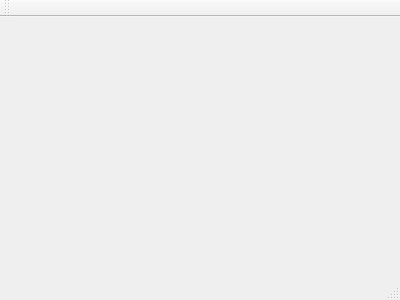
Jean-Renaud/Stockup, file mainwindow.ui: the form before one commit.
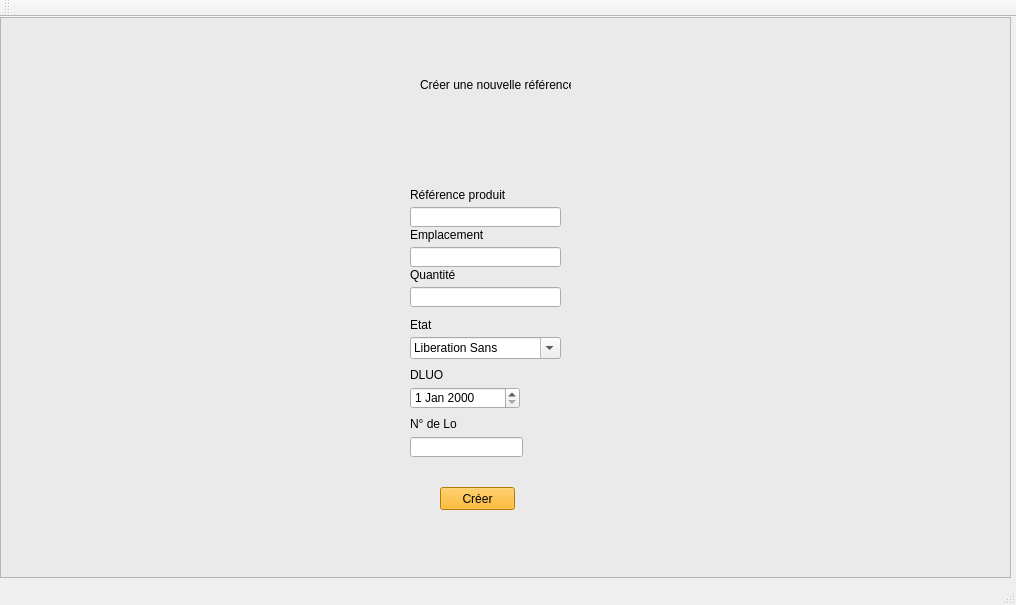
The form after the commit.

Diff of the .ui file:
```diff
--- a/mainwindow.ui
+++ b/mainwindow.ui
@@ -1,24 +1,224 @@
 <ui version="4.0">
  <class>MainWindow</class>
- <widget class="QMainWindow" name="MainWindow" >
-  <property name="geometry" >
+ <widget class="QMainWindow" name="MainWindow">
+  <property name="geometry">
    <rect>
     <x>0</x>
     <y>0</y>
-    <width>400</width>
-    <height>300</height>
+    <width>1016</width>
+    <height>605</height>
    </rect>
   </property>
   <property name="windowTitle" >
    <string>MainWindow</string>
   </property>
-  <widget class="QMenuBar" name="menuBar" />
-  <widget class="QToolBar" name="mainToolBar" />
-  <widget class="QWidget" name="centralWidget" />
-  <widget class="QStatusBar" name="statusBar" />
+  <widget class="QWidget" name="centralWidget">
+   <widget class="QGraphicsView" name="graphicsView">
+    <property name="geometry">
+     <rect>
+      <x>0</x>
+      <y>0</y>
+      <width>1011</width>
+      <height>561</height>
+     </rect>
+    </property>
+    <property name="styleSheet">
+     <string notr="true">background-color: rgb(234, 234, 234);</string>
+    </property>
+   </widget>
+   <widget class="QLineEdit" name="reference_Product">
+    <property name="geometry">
+     <rect>
+      <x>410</x>
+      <y>190</y>
+      <width>151</width>
+      <height>20</height>
+     </rect>
+    </property>
+    <property name="styleSheet">
+     <string notr="true">border-color: rgb(255, 170, 0);
+</string>
+    </property>
+   </widget>
+   <widget class="QLineEdit" name="location">
+    <property name="geometry">
+     <rect>
+      <x>410</x>
+      <y>230</y>
+      <width>151</width>
+      <height>20</height>
+     </rect>
+    </property>
+   </widget>
+   <widget class="QPushButton" name="button_Create">
+    <property name="geometry">
+     <rect>
+      <x>440</x>
+      <y>470</y>
+      <width>75</width>
+      <height>23</height>
+     </rect>
+    </property>
+    <property name="styleSheet">
+     <string notr="true">background-color: rgb(255, 170, 0);</string>
+    </property>
+    <property name="text">
+     <string>Créer</string>
+    </property>
+   </widget>
+   <widget class="QLabel" name="label">
+    <property name="geometry">
+     <rect>
+      <x>420</x>
+      <y>60</y>
+      <width>151</width>
+      <height>16</height>
+     </rect>
+    </property>
+    <property name="text">
+     <string>Créer une nouvelle référence:</string>
+    </property>
+   </widget>
+   <widget class="QLabel" name="label_2">
+    <property name="geometry">
+     <rect>
+      <x>410</x>
+      <y>170</y>
+      <width>101</width>
+      <height>16</height>
+     </rect>
+    </property>
+    <property name="text">
+     <string>Référence produit</string>
+    </property>
+   </widget>
+   <widget class="QLabel" name="label_3">
+    <property name="geometry">
+     <rect>
+      <x>410</x>
+      <y>210</y>
+      <width>81</width>
+      <height>16</height>
+     </rect>
+    </property>
+    <property name="text">
+     <string>Emplacement</string>
+    </property>
+   </widget>
+   <widget class="QLabel" name="label_4">
+    <property name="geometry">
+     <rect>
+      <x>410</x>
+      <y>300</y>
+      <width>81</width>
+      <height>16</height>
+     </rect>
+    </property>
+    <property name="text">
+     <string>Etat</string>
+    </property>
+   </widget>
+   <widget class="QLabel" name="label_5">
+    <property name="geometry">
+     <rect>
+      <x>410</x>
+      <y>350</y>
+      <width>111</width>
+      <height>16</height>
+     </rect>
+    </property>
+    <property name="text">
+     <string>DLUO</string>
+    </property>
+   </widget>
+   <widget class="QLineEdit" name="quantity">
+    <property name="geometry">
+     <rect>
+      <x>410</x>
+      <y>270</y>
+      <width>151</width>
+      <height>20</height>
+     </rect>
+    </property>
+   </widget>
+   <widget class="QLabel" name="label_6">
+    <property name="geometry">
+     <rect>
+      <x>410</x>
+      <y>250</y>
+      <width>81</width>
+      <height>16</height>
+     </rect>
+    </property>
+    <property name="text">
+     <string>Quantité</string>
+    </property>
+   </widget>
+   <widget class="QDateEdit" name="date">
+    <property name="geometry">
+     <rect>
+      <x>410</x>
+      <y>370</y>
+      <width>110</width>
+      <height>22</height>
+     </rect>
+    </property>
+   </widget>
+   <widget class="QFontComboBox" name="state">
+    <property name="geometry">
+     <rect>
+      <x>410</x>
+      <y>320</y>
+      <width>151</width>
+      <height>22</height>
+     </rect>
+    </property>
+   </widget>
+   <widget class="QLabel" name="label_7">
+    <property name="geometry">
+     <rect>
+      <x>410</x>
+      <y>400</y>
+      <width>47</width>
+      <height>13</height>
+     </rect>
+    </property>
+    <property name="text">
+     <string>N° de Lot</string>
+    </property>
+   </widget>
+   <widget class="QLineEdit" name="lineEdit">
+    <property name="geometry">
+     <rect>
+      <x>410</x>
+      <y>420</y>
+      <width>113</width>
+      <height>20</height>
+     </rect>
+    </property>
+   </widget>
+  </widget>
+  <widget class="QMenuBar" name="menuBar">
+   <property name="geometry">
+    <rect>
+     <x>0</x>
+     <y>0</y>
+     <width>1016</width>
+     <height>21</height>
+    </rect>
+   </property>
+  </widget>
+  <widget class="QToolBar" name="mainToolBar">
+   <attribute name="toolBarArea">
+    <enum>TopToolBarArea</enum>
+   </attribute>
+   <attribute name="toolBarBreak">
+    <bool>false</bool>
+   </attribute>
+  </widget>
+  <widget class="QStatusBar" name="statusBar"/>
  </widget>
- <layoutDefault spacing="6" margin="11" />
- <pixmapfunction></pixmapfunction>
+ <layoutdefault spacing="6" margin="11"/>
  <resources/>
  <connections/>
 </ui>
```
Left out of the diff: 3 changed lines with no effect on the pictures.
